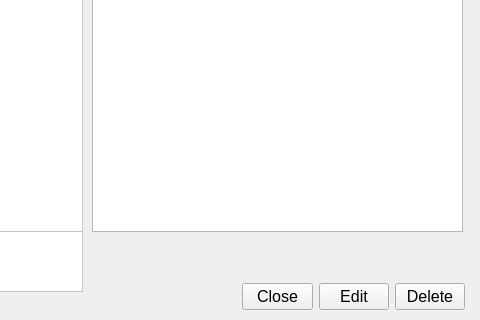
First picture: the form in Mainwindow/edit_hall/edit_hall.ui, repository Drakenhielm/Biobokningssystem, before the edit; both pictures show x 378 to 858 and y 149 to 469 of the 858 by 469 pixel window.
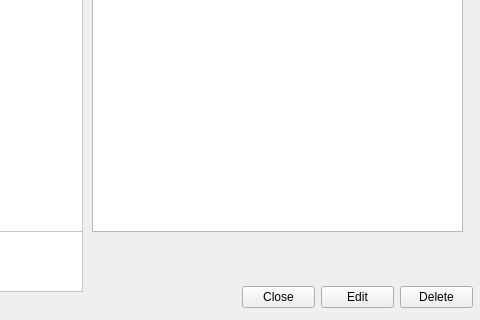
Second picture: the form after the edit.

```diff
--- a/Mainwindow/edit_hall/edit_hall.ui
+++ b/Mainwindow/edit_hall/edit_hall.ui
@@ -233,18 +233,13 @@
     <rect>
      <x>620</x>
      <y>430</y>
-     <width>223</width>
+     <width>231</width>
      <height>32</height>
     </rect>
    </property>
    <layout class="QHBoxLayout" name="horizontalLayout">
     <item>
      <widget class="QPushButton" name="CloseButton">
-      <property name="font">
-       <font>
-        <pointsize>12</pointsize>
-       </font>
-      </property>
       <property name="text">
        <string>Close</string>
       </property>
@@ -252,11 +247,6 @@
     </item>
     <item>
      <widget class="QPushButton" name="EditButton">
-      <property name="font">
-       <font>
-        <pointsize>12</pointsize>
-       </font>
-      </property>
       <property name="text">
        <string>Edit</string>
       </property>
@@ -264,11 +254,6 @@
     </item>
     <item>
      <widget class="QPushButton" name="DeleteButton">
-      <property name="font">
-       <font>
-        <pointsize>12</pointsize>
-       </font>
-      </property>
       <property name="text">
        <string>Delete</string>
       </property>
```
